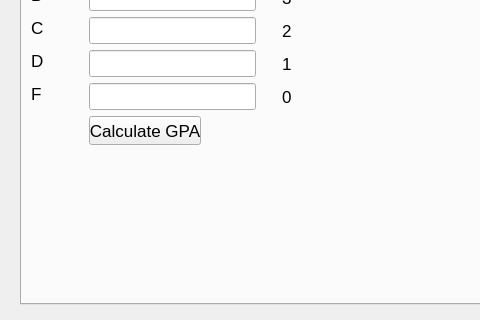
ptwich2/StudentScheduler-, file mainwindow.ui: the form before one commit; both pictures show x 0 to 480 and y 186 to 506 of the 900 by 506 pixel window.
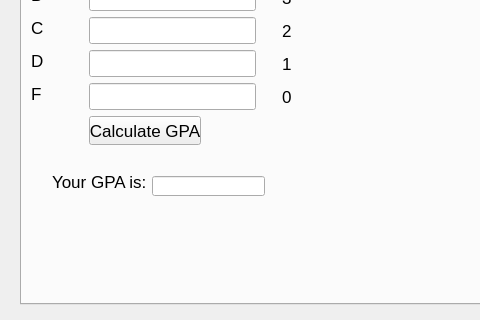
The form after the commit. The open tabs and pages were chosen to show the change.

Commit message: GPA and addNew class

```diff
--- a/mainwindow.ui
+++ b/mainwindow.ui
@@ -697,6 +697,29 @@
       <string>0</string>
      </property>
     </widget>
+    <widget class="QLabel" name="label_13">
+     <property name="geometry">
+      <rect>
+       <x>30</x>
+       <y>300</y>
+       <width>101</width>
+       <height>31</height>
+      </rect>
+     </property>
+     <property name="text">
+      <string>Your GPA is:</string>
+     </property>
+    </widget>
+    <widget class="QLineEdit" name="GPA">
+     <property name="geometry">
+      <rect>
+       <x>130</x>
+       <y>310</y>
+       <width>113</width>
+       <height>20</height>
+      </rect>
+     </property>
+    </widget>
    </widget>
    <widget class="QWidget" name="profileTab">
     <attribute name="title">
```
Left out of the diff: 20 changed lines with no effect on the pictures. The commit also changes 3 other files.
